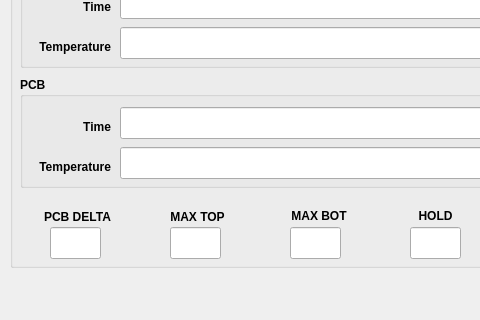
Old version of the form dialog.ui in the repository geleos27/serial_port_plotter; both pictures show x 0 to 480 and y 403 to 723 of the 982 by 723 pixel window.
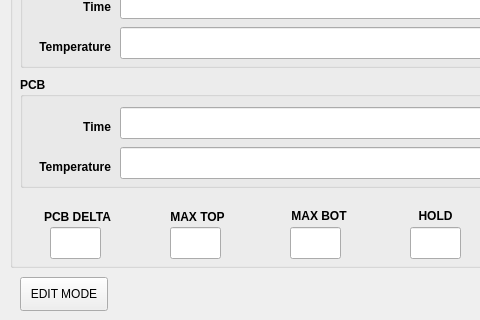
New version of the form.

```diff
--- a/dialog.ui
+++ b/dialog.ui
@@ -1119,6 +1119,19 @@
     </property>
    </widget>
   </widget>
+  <widget class="QPushButton" name="EDIT_MODE">
+   <property name="geometry">
+    <rect>
+     <x>20</x>
+     <y>680</y>
+     <width>88</width>
+     <height>34</height>
+    </rect>
+   </property>
+   <property name="text">
+    <string>EDIT MODE</string>
+   </property>
+  </widget>
  </widget>
  <resources/>
  <connections>
```
